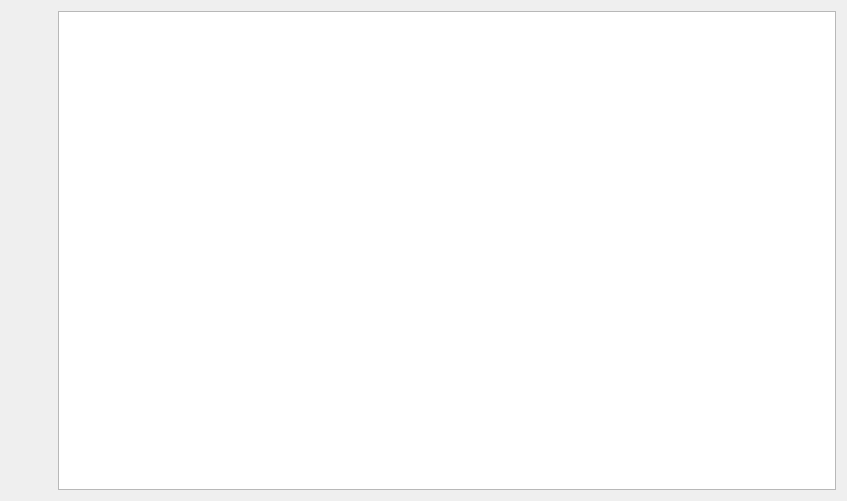
First picture: the form in textCompare/weiTextedit.ui, repository drink-crow/textCompare, before the edit.
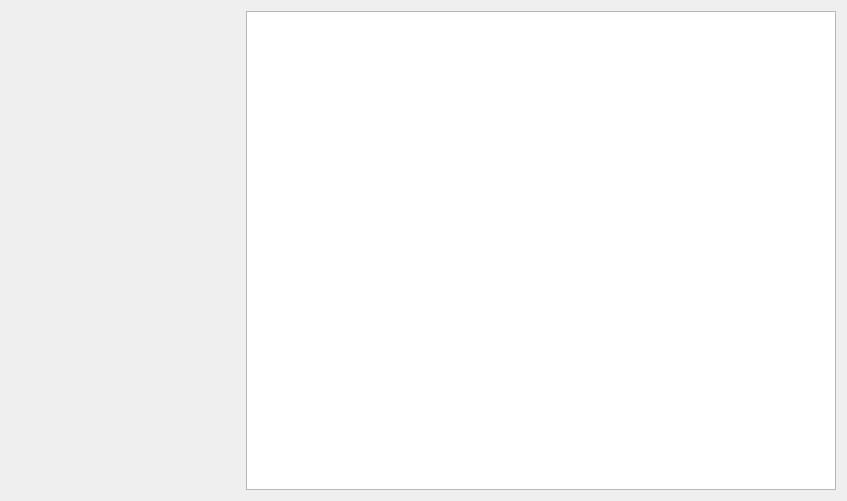
Second picture: the form after the edit. Custom widgets are drawn as their Qt base class.

The edit to the form file:
```diff
--- a/textCompare/weiTextedit.ui
+++ b/textCompare/weiTextedit.ui
@@ -70,7 +70,7 @@
      </property>
      <property name="maximumSize">
       <size>
-       <width>12</width>
+       <width>200</width>
        <height>16777215</height>
       </size>
      </property>
```
